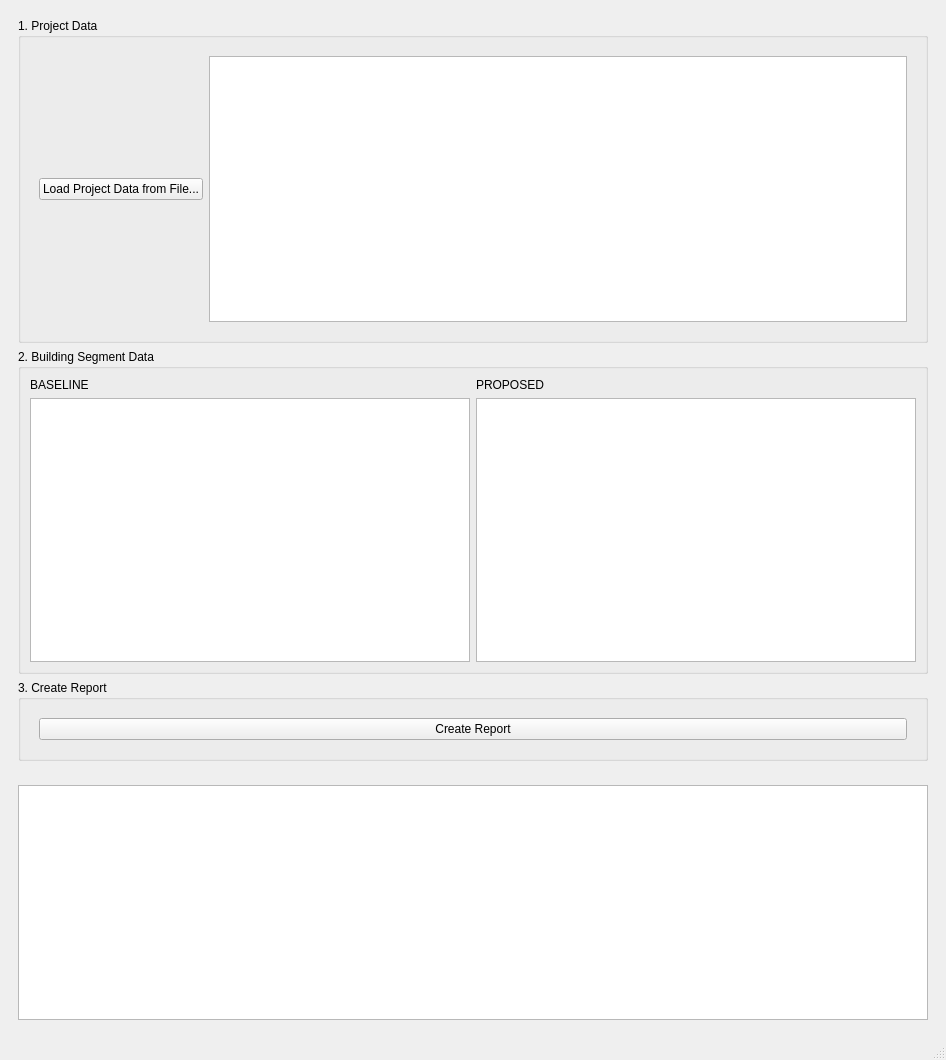
First picture: the form in views/ui_files/layout_app.ui, repository PH-Tools/CarbonCheck, before the edit.
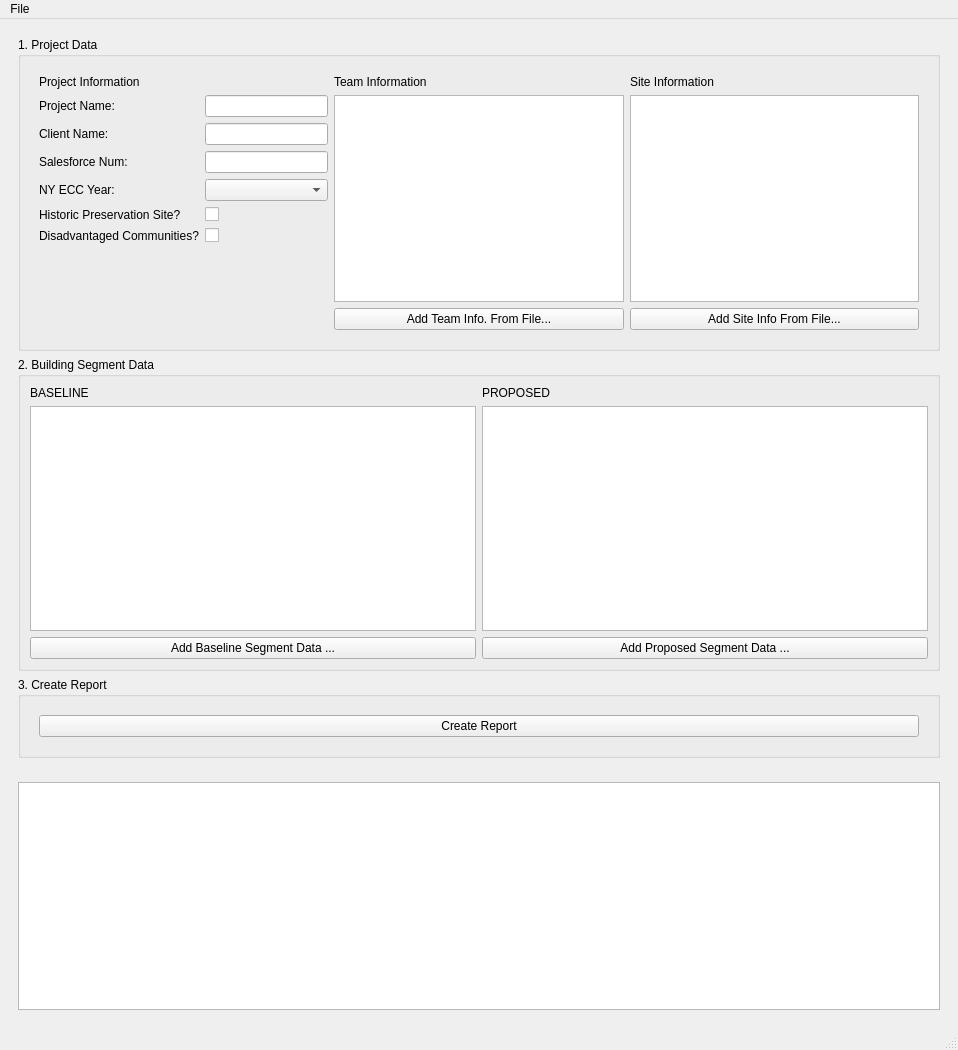
Second picture: the form after the edit.

Commit message: add baseline and proposed tree view, menu bar, file-open

The edit to the form file:
```diff
--- a/views/ui_files/layout_app.ui
+++ b/views/ui_files/layout_app.ui
@@ -6,8 +6,8 @@
    <rect>
     <x>0</x>
     <y>0</y>
-    <width>946</width>
-    <height>1060</height>
+    <width>958</width>
+    <height>1050</height>
    </rect>
   </property>
   <property name="windowTitle">
@@ -41,16 +41,76 @@
             <property name="lineWidth">
              <number>0</number>
             </property>
-            <layout class="QHBoxLayout" name="horizontalLayout_2">
-             <item>
-              <widget class="QPushButton" name="pushButton">
-               <property name="text">
-                <string>Load Project Data from File...</string>
-               </property>
-              </widget>
+            <layout class="QGridLayout" name="gridLayout_2">
+             <item row="2" column="0">
+              <layout class="QFormLayout" name="form_layout_project_info">
+               <item row="1" column="0">
+                <widget class="QLabel" name="projectNameLabel">
+                 <property name="text">
+                  <string>Project Name:</string>
+                 </property>
+                </widget>
+               </item>
+               <item row="1" column="1">
+                <widget class="QLineEdit" name="line_edit_project_name"/>
+               </item>
+               <item row="2" column="0">
+                <widget class="QLabel" name="clientNameLabel">
+                 <property name="text">
+                  <string>Client Name:</string>
+                 </property>
+                </widget>
+               </item>
+               <item row="2" column="1">
+                <widget class="QLineEdit" name="line_edit_client_name"/>
+               </item>
+               <item row="3" column="0">
+                <widget class="QLabel" name="salesforceNumLabel">
+                 <property name="text">
+                  <string>Salesforce Num:</string>
+                 </property>
+                </widget>
+               </item>
+               <item row="3" column="1">
+                <widget class="QLineEdit" name="line_edit_salesforce_number"/>
+               </item>
+               <item row="4" column="0">
+                <widget class="QLabel" name="nYECCYearLabel">
+                 <property name="text">
+                  <string>NY ECC Year:</string>
+                 </property>
+                </widget>
+               </item>
+               <item row="4" column="1">
+                <widget class="QComboBox" name="combo_box_ny_ecc_year"/>
+               </item>
+               <item row="5" column="0">
+                <widget class="QLabel" name="historicSiteLabel">
+                 <property name="text">
+                  <string>Historic Preservation Site?</string>
+                 </property>
+                </widget>
+               </item>
+               <item row="5" column="1">
+                <widget class="QCheckBox" name="checkbox_historic_site"/>
+               </item>
+               <item row="6" column="0">
+                <widget class="QLabel" name="disadvantagedCommunitiesLabel">
+                 <property name="text">
+                  <string>Disadvantaged Communities?</string>
+                 </property>
+                </widget>
+               </item>
+               <item row="6" column="1">
+                <widget class="QCheckBox" name="checkbox_disadvantaged_communities"/>
+               </item>
+              </layout>
              </item>
-             <item>
-              <widget class="QTreeView" name="tree_view_project">
+             <item row="2" column="2">
+              <widget class="QTreeView" name="tree_view_site_info"/>
+             </item>
+             <item row="2" column="1">
+              <widget class="QTreeView" name="tree_view_team_info">
                <property name="uniformRowHeights">
                 <bool>false</bool>
                </property>
@@ -59,6 +119,41 @@
                </property>
               </widget>
              </item>
+             <item row="0" column="1">
+              <widget class="QLabel" name="label_team_info">
+               <property name="text">
+                <string>Team Information</string>
+               </property>
+              </widget>
+             </item>
+             <item row="0" column="2">
+              <widget class="QLabel" name="label_site_info">
+               <property name="text">
+                <string>Site Information</string>
+               </property>
+              </widget>
+             </item>
+             <item row="0" column="0">
+              <widget class="QLabel" name="lable_project_info">
+               <property name="text">
+                <string>Project Information</string>
+               </property>
+              </widget>
+             </item>
+             <item row="3" column="1">
+              <widget class="QPushButton" name="button_add_team_information">
+               <property name="text">
+                <string>Add Team Info. From File...</string>
+               </property>
+              </widget>
+             </item>
+             <item row="3" column="2">
+              <widget class="QPushButton" name="button_add_site_info">
+               <property name="text">
+                <string>Add Site Info From File...</string>
+               </property>
+              </widget>
+             </item>
             </layout>
            </widget>
           </item>
@@ -91,6 +186,20 @@
             </property>
            </widget>
           </item>
+          <item row="2" column="0">
+           <widget class="QPushButton" name="button_add_baseline_segment">
+            <property name="text">
+             <string>Add Baseline Segment Data ...</string>
+            </property>
+           </widget>
+          </item>
+          <item row="2" column="1">
+           <widget class="QPushButton" name="button_add_proposed_data">
+            <property name="text">
+             <string>Add Proposed Segment Data ...</string>
+            </property>
+           </widget>
+          </item>
          </layout>
         </widget>
        </item>
@@ -147,10 +256,22 @@
     <rect>
      <x>0</x>
      <y>0</y>
-     <width>946</width>
+     <width>958</width>
      <height>24</height>
     </rect>
    </property>
+   <widget class="QMenu" name="menuFile">
+    <property name="title">
+     <string>File</string>
+    </property>
+    <addaction name="actionOpen"/>
+    <addaction name="actionSave"/>
+    <addaction name="actionSave_As"/>
+    <addaction name="actionClose"/>
+    <addaction name="separator"/>
+    <addaction name="actionExport_Report_To"/>
+   </widget>
+   <addaction name="menuFile"/>
   </widget>
   <widget class="QStatusBar" name="statusbar"/>
  </widget>
```
Left out of the diff: 51 changed lines with no effect on the pictures. The commit also changes 14 other files.
